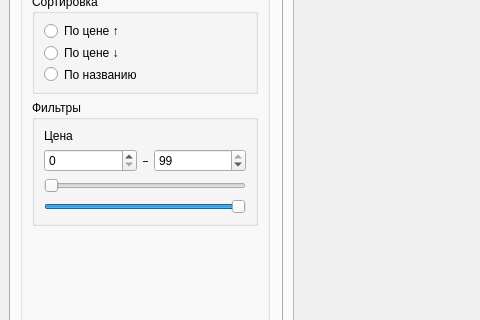
The window that mainwindow.ui (ceres919/QtShop) describes before a commit, drawn with Qt 5; both pictures show x 0 to 480 and y 187 to 507 of the 1171 by 686 pixel window.
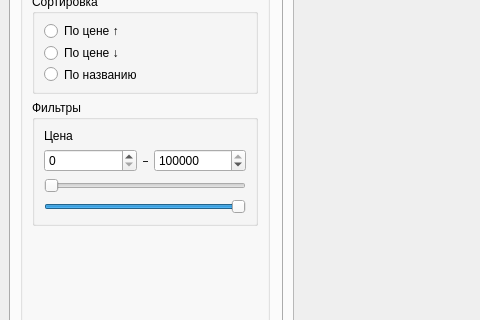
The same window after the commit. The open tabs and pages were chosen to show the change. Icons and pictures are not drawn.

Diff of the .ui file:
```diff
--- a/mainwindow.ui
+++ b/mainwindow.ui
@@ -155,8 +155,11 @@
                   </item>
                   <item>
                    <widget class="QSpinBox" name="maxPriceSpinBox">
+                    <property name="maximum">
+                     <number>1132000</number>
+                    </property>
                     <property name="value">
-                     <number>99</number>
+                     <number>1132000</number>
                     </property>
                    </widget>
                   </item>
```
Left out of the diff: 31 changed lines with no effect on the pictures.
